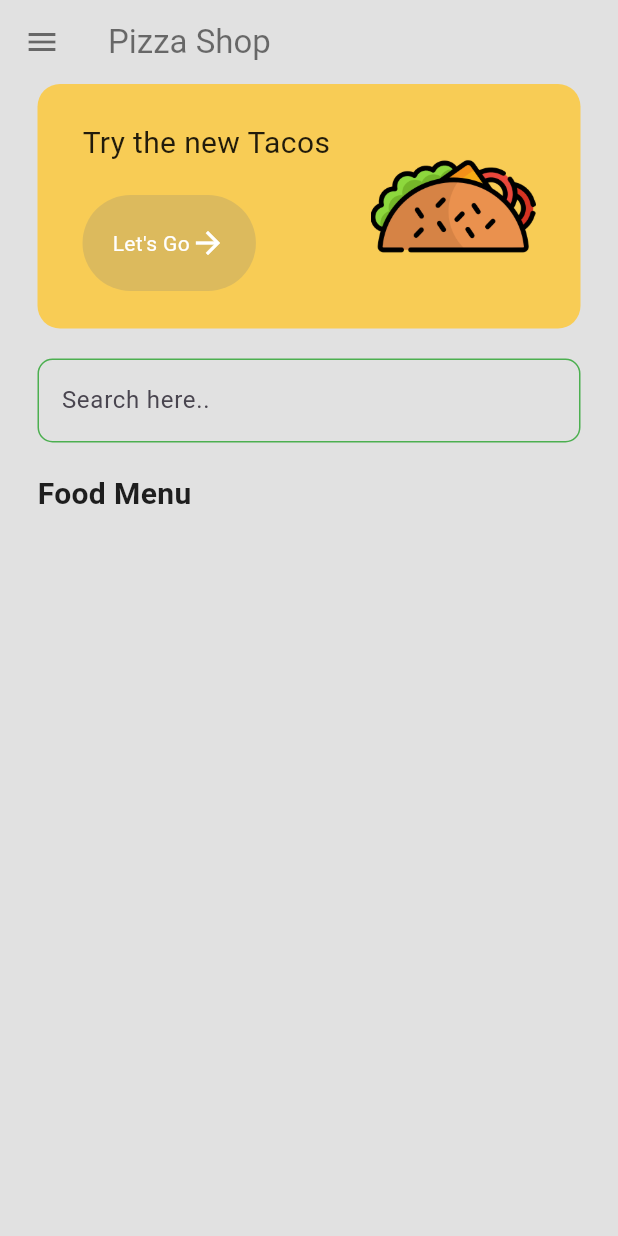
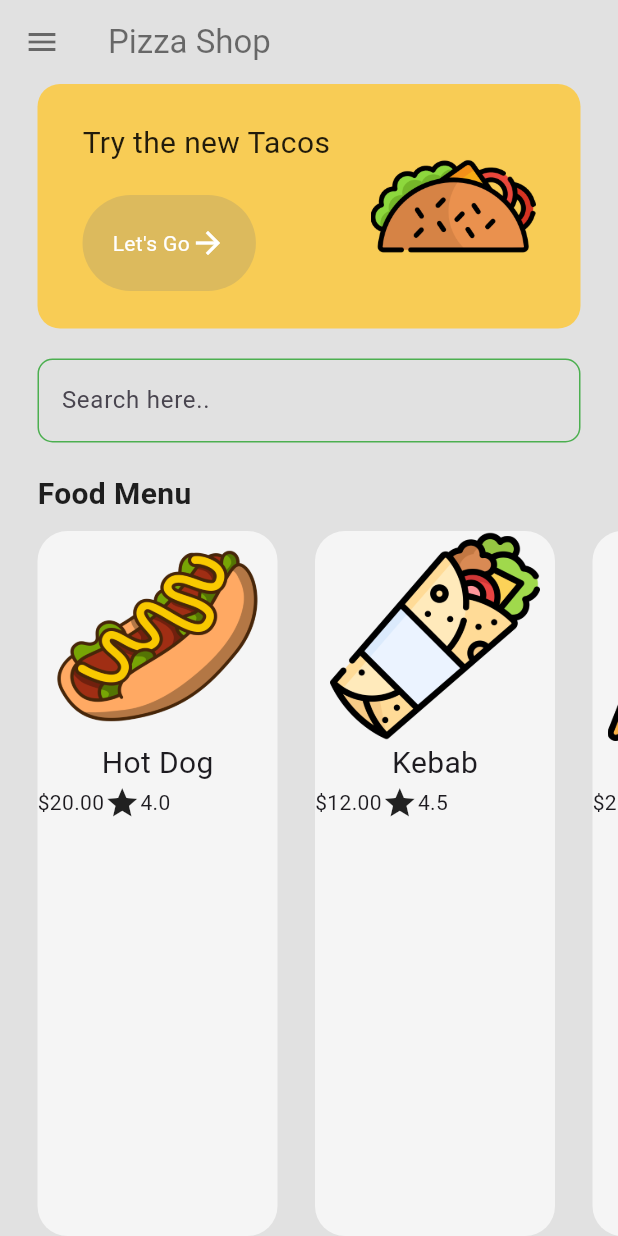
Before and after one commit to MohamadFz/yummy, a Flutter app: the MenuPage screen opened by its route, on a phone screen of 412 x 824 dp. Run offline on Flutter 3.47's test engine with Material 3 defaults, Android fonts, the phone set to English and light mode, and no system bars; our stand-ins replace google_fonts; Roboto replaces fonts that are missing (Ubuntu).

Commit message:
Food Menu

```diff
--- a/lib/components/food_tile.dart
+++ b/lib/components/food_tile.dart
@@ -1,4 +1,5 @@
 import 'package:flutter/material.dart';
+import 'package:google_fonts/google_fonts.dart';
 import '../models/food.dart';
 
 class FoodTile extends StatelessWidget {
@@ -7,6 +8,37 @@ class FoodTile extends StatelessWidget {
 
   @override
   Widget build(BuildContext context) {
-    return const Placeholder();
+    return Container(
+      margin: EdgeInsets.only(left: 25),
+      decoration: BoxDecoration(
+        color: Colors.grey[100],
+        borderRadius: BorderRadius.circular(20),
+      ),
+      child: Column(
+        children: [
+          //image
+          Image.asset(food.imagePath, height: 140),
+          //text
+          Text(
+            food.name,
+            style: GoogleFonts.ubuntu(fontSize: 20),
+          ),
+          //price + rating
+          SizedBox(
+            width: 160,
+            child: Row(
+              children: [
+                //price
+                Text('\$' + food.price),
+
+                //rating
+                Icon(Icons.star),
+                Text(food.rating),
+              ],
+            ),
+          )
+        ],
+      ),
+    );
   }
 }
--- a/lib/pages/menu_page.dart
+++ b/lib/pages/menu_page.dart
@@ -1,6 +1,7 @@
 import 'package:flutter/material.dart';
 import 'package:google_fonts/google_fonts.dart';
 import 'package:yummy/components/button.dart';
+import 'package:yummy/components/food_tile.dart';
 import 'package:yummy/models/food.dart';
 import 'package:yummy/theme/colors.dart';
 
@@ -114,6 +115,13 @@ class _MenuPageState extends State<MenuPage> {
           const SizedBox(
             height: 10,
           ),
+          Expanded(
+              child: ListView.builder(
+                  scrollDirection: Axis.horizontal,
+                  itemCount: foodmenu.length,
+                  itemBuilder: (context, index) => FoodTile(
+                        food: foodmenu[index],
+                      )))
           // popular food
         ],
       ),
```
